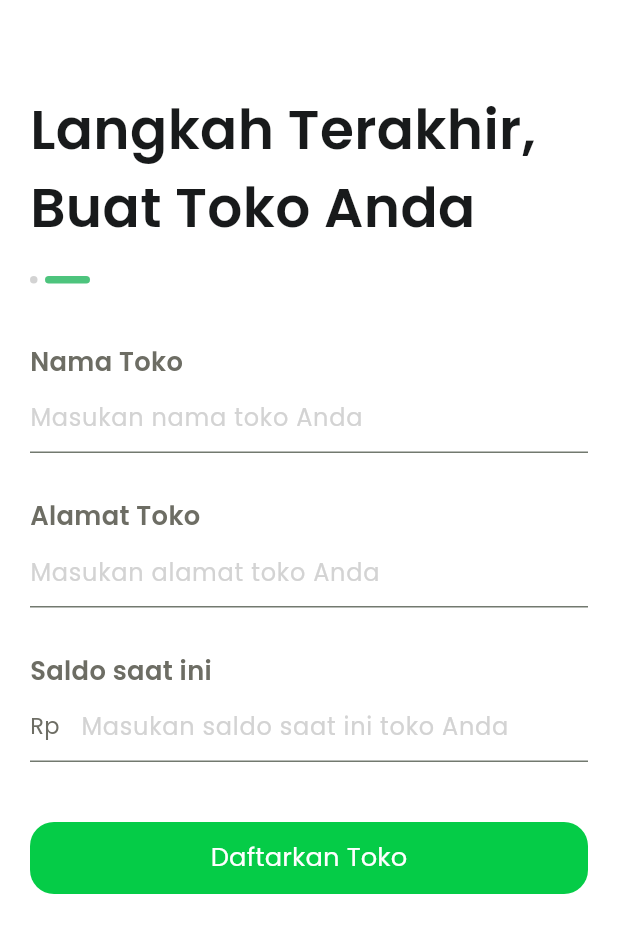
After one commit to rickyricko302/Punya-Toko-Mobile, a Flutter app: the CreateStoreBody screen opened directly, on a phone screen of 412 x 824 dp. The commit adds this screen. Shown: the top 933 px of the screen. Run offline on Flutter 3.47's test engine with Material 2 defaults, Android fonts, the phone set to English and light mode, and no system bars; our stand-ins replace currency_text_input_formatter, equatable, flutter_bloc, flutter_screenutil, flutter_svg, fluttertoast and 3 more; missing offline and left inert: flutter_flavor; accounts and stored records are empty.

Commit message:
feat: add create store

```diff
--- a/lib/data/constants/routes_page.dart
+++ b/lib/data/constants/routes_page.dart
@@ -1,4 +1,5 @@
 class RoutesPage {
   static const onBoardingPage = '/on-boarding';
   static const registerPage = '/register';
+  static const createStorePage = '/create-store';
 }
--- /dev/null
+++ b/lib/data/datasources/local_storage.dart
@@ -0,0 +1,14 @@
+import 'package:get_storage/get_storage.dart';
+
+class LocalStorage {
+  static final GetStorage box = GetStorage();
+
+  /// Fungsi untuk menyimpan token
+  static saveToken(String token) {
+    box.write("token", token);
+  }
+
+  static String getToken() {
+    return box.read("token");
+  }
+}
--- /dev/null
+++ b/lib/data/models/post/create_store_model.dart
@@ -0,0 +1,19 @@
+class CreateStoreModel {
+  String name, address;
+  int income, expense;
+
+  CreateStoreModel(
+      {required this.name,
+      required this.address,
+      required this.income,
+      required this.expense});
+
+  Map<String, String> toJson() {
+    return {
+      'name': name,
+      'address': address,
+      'income': income.toString(),
+      'expense': expense.toString()
+    };
+  }
+}
--- /dev/null
+++ b/lib/domain/usecases/create_store_usecase.dart
@@ -0,0 +1,13 @@
+import 'package:punyatoko/data/models/post/create_store_model.dart';
+import 'package:punyatoko/data/repositories/store_repository.dart';
+
+class CreateStoreUseCase {
+  final StoreRepositoryImp storeRepositoryImp;
+
+  CreateStoreUseCase({required this.storeRepositoryImp});
+
+  Future<int> createStore(
+      {required String token, required CreateStoreModel model}) async {
+    return await storeRepositoryImp.createStore(token: token, model: model);
+  }
+}
--- /dev/null
+++ b/lib/presentation/bloc/createStore/create_store_bloc.dart
@@ -0,0 +1,29 @@
+import 'package:flutter_bloc/flutter_bloc.dart';
+import 'package:equatable/equatable.dart';
+import 'package:punyatoko/data/datasources/local_storage.dart';
+import 'package:punyatoko/presentation/bloc/loader/loader_button_cubit.dart';
+
+import '../../../data/models/post/create_store_model.dart';
+import '../../../domain/usecases/create_store_usecase.dart';
+
+part 'create_store_event.dart';
+part 'create_store_state.dart';
+
+class CreateStoreBloc extends Bloc<CreateStoreEvent, CreateStoreState> {
+  final CreateStoreUseCase createStoreUseCase;
+  CreateStoreBloc({required this.createStoreUseCase})
+      : super(CreateStoreInitial()) {
+    on<CreateStorePressEvent>((event, emit) async {
+      event.loaderButtonCubit.setLoading(true);
+      try {
+        emit(CreateStoreInitial());
+        await createStoreUseCase.createStore(
+            token: LocalStorage.getToken(), model: event.model);
+        emit(CreateStoreSuccess());
+      } catch (e) {
+        emit(CreateStoreFailed(msgError: e.toString()));
+      }
+      event.loaderButtonCubit.setLoading(false);
+    });
+  }
+}
--- /dev/null
+++ b/lib/presentation/bloc/createStore/create_store_event.dart
@@ -0,0 +1,18 @@
+part of 'create_store_bloc.dart';
+
+abstract class CreateStoreEvent extends Equatable {
+  const CreateStoreEvent();
+
+  @override
+  List<Object> get props => [];
+}
+
+class CreateStorePressEvent extends CreateStoreEvent {
+  final LoaderButtonCubit loaderButtonCubit;
+  final CreateStoreModel model;
+  const CreateStorePressEvent(
+      {required this.loaderButtonCubit, required this.model});
+
+  @override
+  List<Object> get props => [loaderButtonCubit, model];
+}
--- /dev/null
+++ b/lib/presentation/bloc/createStore/create_store_state.dart
@@ -0,0 +1,20 @@
+part of 'create_store_bloc.dart';
+
+abstract class CreateStoreState extends Equatable {
+  const CreateStoreState();
+
+  @override
+  List<Object> get props => [];
+}
+
+class CreateStoreInitial extends CreateStoreState {}
+
+class CreateStoreSuccess extends CreateStoreState {}
+
+class CreateStoreFailed extends CreateStoreState {
+  final String msgError;
+
+  const CreateStoreFailed({required this.msgError});
+  @override
+  List<Object> get props => [msgError];
+}
--- a/lib/presentation/bloc/register/register_bloc.dart
+++ b/lib/presentation/bloc/register/register_bloc.dart
@@ -1,5 +1,3 @@
-import 'dart:developer';
-
 import 'package:flutter_bloc/flutter_bloc.dart';
 import 'package:equatable/equatable.dart';
 import 'package:punyatoko/data/models/post/register_model.dart';
--- /dev/null
+++ b/lib/presentation/pages/create_store_page.dart
@@ -0,0 +1,161 @@
+import 'package:flutter/material.dart';
+import 'package:flutter_bloc/flutter_bloc.dart';
+import 'package:flutter_screenutil/flutter_screenutil.dart';
+import 'package:punyatoko/data/models/post/create_store_model.dart';
+import 'package:punyatoko/data/repositories/store_repository.dart';
+import 'package:punyatoko/domain/usecases/create_store_usecase.dart';
+import 'package:punyatoko/presentation/bloc/loader/loader_button_cubit.dart';
+import 'package:punyatoko/presentation/widgets/buttons/green_button.dart';
+import 'package:punyatoko/presentation/widgets/textforms/rupiah_form.dart';
+import 'package:punyatoko/util/message.dart';
+
+import '../../data/constants/assets_color.dart';
+import '../../data/constants/assets_key.dart';
+import '../bloc/createStore/create_store_bloc.dart';
+import '../widgets/decorations/circle_step_indicator.dart';
+import '../widgets/decorations/step_indicator.dart';
+import '../widgets/textforms/text_form.dart';
+import '../widgets/texts/poppins_text.dart';
+import 'package:http/http.dart' as http;
+
+class CreateStorePages extends StatelessWidget {
+  const CreateStorePages({Key? key}) : super(key: key);
+
+  @override
+  Widget build(BuildContext context) {
+    return BlocProvider<CreateStoreBloc>(
+      create: (context) => CreateStoreBloc(
+          createStoreUseCase: CreateStoreUseCase(
+              storeRepositoryImp: StoreRepositoryImp(client: http.Client()))),
+      child: const CreateStoreBody(),
+    );
+  }
+}
+
+class CreateStoreBody extends StatefulWidget {
+  const CreateStoreBody({Key? key}) : super(key: key);
+
+  @override
+  State<CreateStoreBody> createState() => _CreateStoreBodyState();
+}
+
+class _CreateStoreBodyState extends State<CreateStoreBody> {
+  final TextEditingController _nameStoreController = TextEditingController();
+  final TextEditingController _addressStoreController = TextEditingController();
+  final TextEditingController _incomeStoreController = TextEditingController();
+  late CreateStoreBloc _createStoreBloc;
+  @override
+  Widget build(BuildContext context) {
+    _createStoreBloc = context.read<CreateStoreBloc>();
+    return Scaffold(
+      backgroundColor: AssetsColor.white,
+      body: SafeArea(
+          child: Padding(
+              padding: const EdgeInsets.symmetric(horizontal: 20),
+              child: SingleChildScrollView(
+                  child: Form(
+                      key: AssetsKey.formKeyRegister,
+                      child: Column(
+                          crossAxisAlignment: CrossAxisAlignment.start,
+                          children: [
+                            const SizedBox(
+                              height: 60,
+                            ),
+                            PoppinsText(
+                              text: "Langkah Terakhir,\nBuat Toko Anda",
+                              fontSize: 32.sp,
+                              fontWeight: FontWeight.bold,
+                              color: AssetsColor.black,
+                            ),
+                            const SizedBox(
+                              height: 20,
+                            ),
+                            Row(
+                              children: const [
+                                CircleStepIndicator(),
+                                SizedBox(
+                                  width: 5,
+                                ),
+                                StepIndicator(),
+                              ],
+                            ),
+                            const SizedBox(
+                              height: 40,
+                            ),
+                            PoppinsText(
+                              text: "Nama Toko",
+                              fontSize: 15.sp,
+                              fontWeight: FontWeight.bold,
+                              color: AssetsColor.grey,
+                            ),
+                            TextForm(
+                                textInputType: TextInputType.text,
+                                textInputAction: TextInputAction.next,
+                                formController: _nameStoreController,
+                                hint: "Masukan nama toko Anda"),
+                            const SizedBox(
+                              height: 30,
+                            ),
+                            PoppinsText(
+                              text: "Alamat Toko",
+                              fontSize: 15.sp,
+                              fontWeight: FontWeight.bold,
+                              color: AssetsColor.grey,
+                            ),
+                            TextForm(
+                                textInputType: TextInputType.text,
+                                textInputAction: TextInputAction.next,
+                                formController: _addressStoreController,
+                                hint: "Masukan alamat toko Anda"),
+                            const SizedBox(
+                              height: 30,
+                            ),
+                            PoppinsText(
+                              text: "Saldo saat ini",
+                              fontSize: 15.sp,
+                              fontWeight: FontWeight.bold,
+                              color: AssetsColor.grey,
+                            ),
+                            RupiahForm(
+                                textInputAction: TextInputAction.done,
+                                formController: _incomeStoreController,
+                                hint: "Masukan saldo saat ini toko Anda"),
+                            const SizedBox(
+                              height: 40,
+                            ),
+                            Center(
+                              child: GreenButton(
+                                  text: "Daftarkan Toko",
+                                  callback: () {
+                                    _createStoreBloc.add(CreateStorePressEvent(
+                                        loaderButtonCubit:
+                                            context.read<LoaderButtonCubit>(),
+                                        model: CreateStoreModel(
+                                            address:
+                                                _addressStoreController.text,
+                                            expense: 0,
+                                            name: _nameStoreController.text,
+                                            income: int.tryParse(
+                                                    _incomeStoreController
+                                                        .text) ??
+                                                0)));
+                                  }),
+                            ),
+                            const SizedBox(
+                              height: 40,
+                            ),
+                            BlocListener<CreateStoreBloc, CreateStoreState>(
+                              listener: (context, state) {
+                                if (state is CreateStoreSuccess) {
+                                  Message.showSuccessToast(
+                                      msg: "Berhasil membuat toko");
+                                } else if (state is CreateStoreFailed) {
+                                  Message.showErrorToast(msg: state.msgError);
+                                }
+                              },
+                              child: const SizedBox(),
+                            )
+                          ]))))),
+    );
+  }
+}
--- a/lib/presentation/pages/register_page.dart
+++ b/lib/presentation/pages/register_page.dart
@@ -15,6 +15,7 @@ import 'package:punyatoko/presentation/widgets/textforms/text_form.dart';
 import 'package:punyatoko/presentation/widgets/texts/poppins_text.dart';
 import 'package:punyatoko/util/message.dart';
 
+import '../../data/constants/routes_page.dart';
 import '../bloc/register/register_bloc.dart';
 
 class RegisterPage extends StatefulWidget {
@@ -226,6 +227,8 @@ class _RegisterPageState extends State<RegisterPage> {
                     } else if (state is RegisterSuccess) {
                       Message.showSuccessToast(
                           msg: "Akun Anda Berhasil didaftarkan");
+                      Navigator.pushReplacementNamed(
+                          context, RoutesPage.createStorePage);
                     }
                   },
                   child: const SizedBox(),
--- /dev/null
+++ b/lib/presentation/widgets/textforms/rupiah_form.dart
@@ -0,0 +1,52 @@
+import 'package:currency_text_input_formatter/currency_text_input_formatter.dart';
+import 'package:flutter/material.dart';
+import 'package:google_fonts/google_fonts.dart';
+import 'package:punyatoko/presentation/widgets/texts/poppins_text.dart';
+
+import '../../../data/constants/assets_color.dart';
+
+class RupiahForm extends StatelessWidget {
+  const RupiahForm(
+      {Key? key,
+      required this.formController,
+      required this.hint,
+      required this.textInputAction})
+      : super(key: key);
+  final TextEditingController formController;
+  final String hint;
+  final TextInputAction textInputAction;
+
+  @override
+  Widget build(BuildContext context) {
+    return TextFormField(
+      controller: formController,
+      style: GoogleFonts.poppins(),
+      keyboardType: TextInputType.number,
+      textInputAction: textInputAction,
+      validator: (value) {
+        if (value!.isEmpty) {
+          return "Bidang ini wajib diisi";
+        }
+        return null;
+      },
+      inputFormatters: [
+        CurrencyTextInputFormatter(locale: "id", name: "", decimalDigits: 0)
+      ],
+      decoration: InputDecoration(
+          hintStyle: GoogleFonts.poppins(color: AssetsColor.lightGrey),
+          prefixIcon: Column(
+            crossAxisAlignment: CrossAxisAlignment.start,
+            mainAxisAlignment: MainAxisAlignment.center,
+            children: [
+              PoppinsText(
+                text: "Rp",
+                fontSize: 15,
+                color: AssetsColor.grey,
+              ),
+            ],
+          ),
+          prefixIconConstraints: const BoxConstraints(minWidth: 30),
+          hintText: hint),
+    );
+  }
+}
--- a/pubspec.yaml
+++ b/pubspec.yaml
@@ -44,6 +44,8 @@ dependencies:
   equatable: ^2.0.5
   flutter_flavor: ^3.1.1
   fluttertoast: ^8.2.2
+  currency_text_input_formatter: ^2.1.10
+  get_storage: ^2.1.1
 
 dev_dependencies:
   flutter_test:
```
Also changed, not shown: lib/data/datasources/api_client.dart (+14 -0 lines), lib/data/repositories/register_repository.dart (+5 -3 lines), lib/data/repositories/store_repository.dart (added, +28 -0 lines), lib/main.dart (+7 -3 lines), lib/util/helper.dart (+1 -11 lines).
